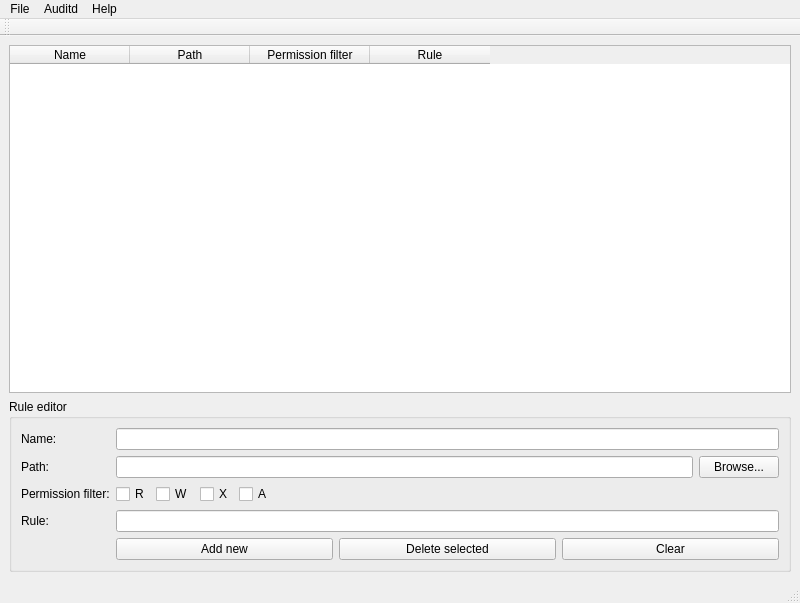
This is AuditGUI/src/layouts/main.ui in jsionr/audit-gui as Qt 5 draws it before an edit. The edited form follows.
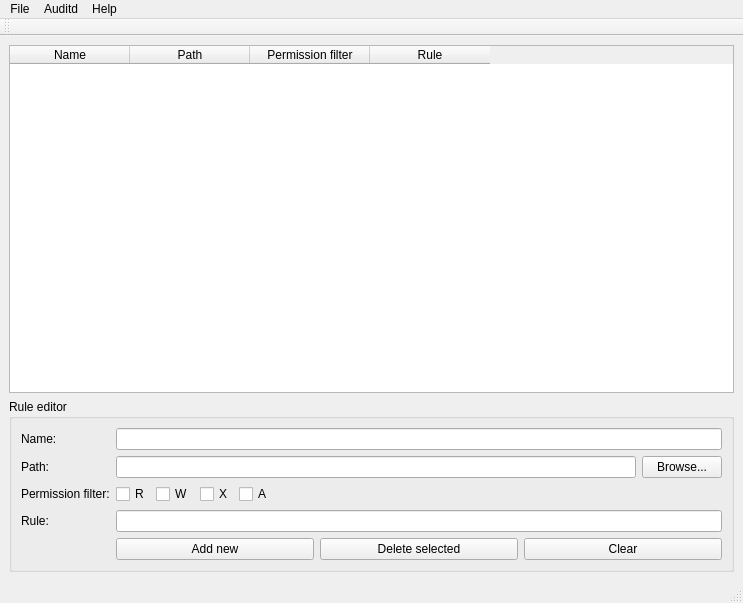
This is the edited form.

Patch:
```diff
--- a/AuditGUI/src/layouts/main.ui
+++ b/AuditGUI/src/layouts/main.ui
@@ -6,7 +6,7 @@
    <rect>
     <x>0</x>
     <y>0</y>
-    <width>800</width>
+    <width>743</width>
     <height>603</height>
    </rect>
   </property>
@@ -197,8 +197,8 @@
     <rect>
      <x>0</x>
      <y>0</y>
-     <width>800</width>
-     <height>27</height>
+     <width>743</width>
+     <height>25</height>
     </rect>
    </property>
    <widget class="QMenu" name="menuFile">
```
